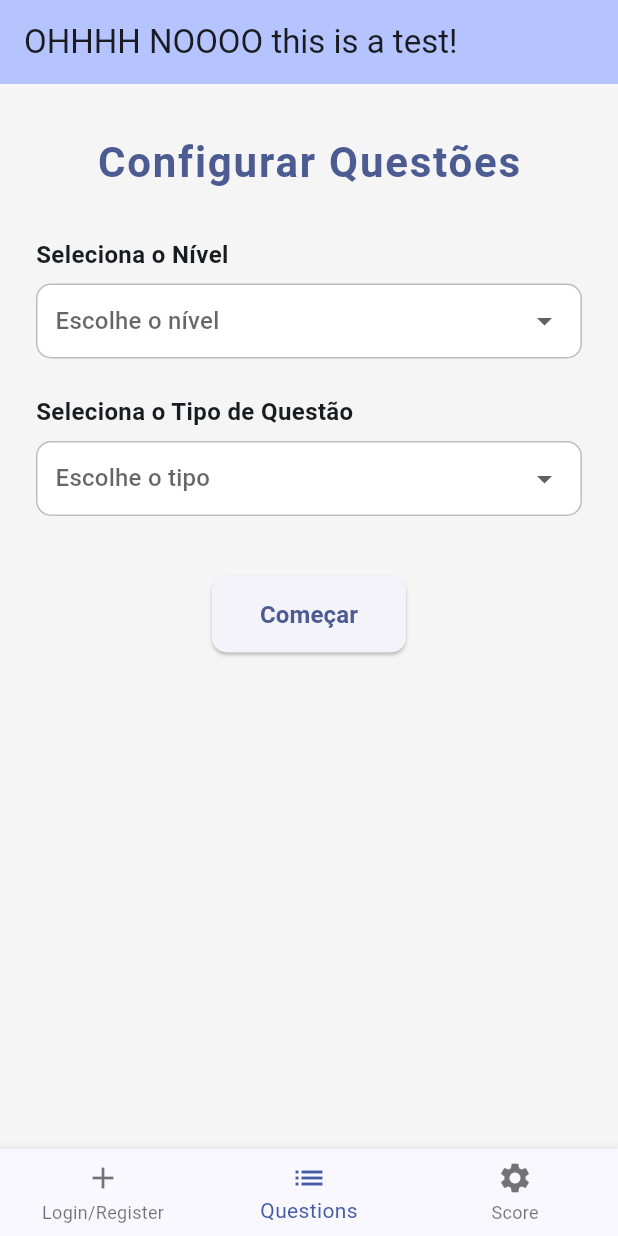
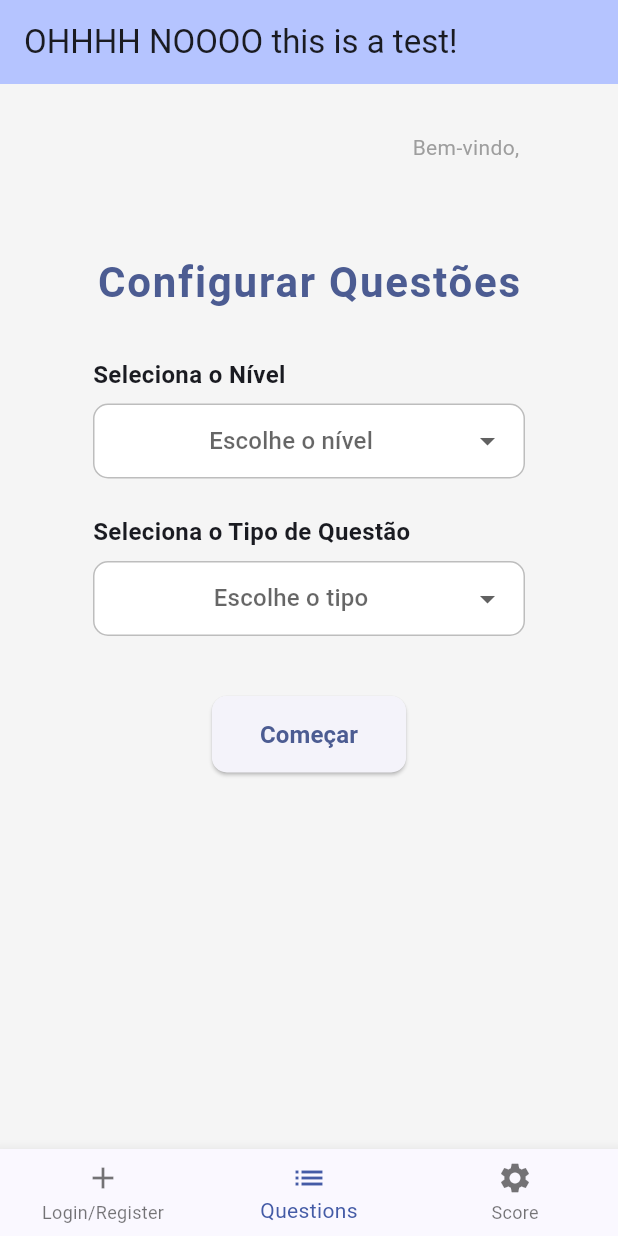
Before and after one commit to PedroLeite2/Exercicio2, a Flutter app: the screen it shows after launch, item 2 of the bottom bar chosen, on a phone screen of 412 x 824 dp. Run offline on Flutter 3.47's test engine with Material 3 defaults, Android fonts, the phone set to English and light mode, and no system bars; our stand-ins replace sqflite; accounts and stored records are empty.

Commit message:
Questions

```diff
--- /dev/null
+++ b/lib/buildWidgetConfigureQuestions.dart
@@ -0,0 +1,207 @@
+import 'package:avaliacaoex2/buildWidgetQuestions.dart';
+import 'package:flutter/material.dart';
+import 'database_helper.dart';
+
+Widget buildWidgetConfigureQuestions() {
+  return const ConfigureQuestionsPage();
+}
+
+Map<int, String> nivel = {
+  1: 'Fácil',
+  2: 'Médio',
+  3: 'Difícil',
+};
+
+Map<int, String> tipo = {
+  1: 'Endereços',
+  2: 'Sub-redes',
+  3: 'Super-redes',
+};
+
+class ConfigureQuestionsPage extends StatefulWidget {
+  final String? nomeUtilizador;
+
+  const ConfigureQuestionsPage({super.key, this.nomeUtilizador});
+
+  @override
+  State<ConfigureQuestionsPage> createState() =>
+      _ConfigureQuestionsPageState();
+}
+
+class _ConfigureQuestionsPageState extends State<ConfigureQuestionsPage> {
+  int? _nivelSelecionado;
+  int? _tipoSelecionado;
+
+  @override
+  Widget build(BuildContext context) {
+    return Scaffold(
+      backgroundColor: Colors.grey[100],
+      body: SafeArea(
+        child: SingleChildScrollView(
+          padding:
+              const EdgeInsets.symmetric(horizontal: 62.0, vertical: 32.0),
+          child: Column(
+            crossAxisAlignment: CrossAxisAlignment.start,
+            children: [
+              // 🔸 Título de boas-vindas pequeno à esquerda
+              Align(
+                alignment: Alignment.centerRight,
+                child: Text(
+                  'Bem-vindo, ${widget.nomeUtilizador ?? ''}',
+                  style: const TextStyle(
+                    fontSize: 14,
+                    fontWeight: FontWeight.w400,
+                    color: Colors.grey,
+                  ),
+                ),
+              ),
+              const SizedBox(height: 60),
+
+              // 🔹 Título principal centrado
+              Center(
+                child: Text(
+                  'Configurar Questões',
+                  style: TextStyle(
+                    fontSize: 28,
+                    fontWeight: FontWeight.bold,
+                    color: Theme.of(context).colorScheme.primary,
+                    letterSpacing: 1.2,
+                  ),
+                ),
+              ),
+              const SizedBox(height: 30),
+
+              // 🔻 Nível
+              const Text(
+                'Seleciona o Nível',
+                style: TextStyle(fontSize: 16, fontWeight: FontWeight.w600),
+              ),
+              const SizedBox(height: 8),
+              Container(
+                padding: const EdgeInsets.symmetric(horizontal: 12),
+                decoration: BoxDecoration(
+                  color: Colors.white,
+                  border: Border.all(color: Colors.grey.shade400),
+                  borderRadius: BorderRadius.circular(10),
+                ),
+                child: DropdownButtonHideUnderline(
+                  child: DropdownButton<int>(
+                    isExpanded: true,
+                    value: _nivelSelecionado,
+                    hint: const Center(child: Text('Escolhe o nível')),
+                    onChanged: (int? novoValor) {
+                      setState(() {
+                        _nivelSelecionado = novoValor;
+                      });
+                    },
+                    items: nivel.entries.map<DropdownMenuItem<int>>((entry) {
+                      return DropdownMenuItem<int>(
+                        value: entry.key,
+                        child: Container(
+                          width: double.infinity,
+                          alignment: Alignment.center,
+                          child: Text(
+                            entry.value,
+                            textAlign: TextAlign.center,
+                          ),
+                        ),
+                      );
+                    }).toList(),
+                  ),
+                ),
+              ),
+
+              const SizedBox(height: 24),
+
+              // 🔻 Tipo
+              const Text(
+                'Seleciona o Tipo de Questão',
+                style: TextStyle(fontSize: 16, fontWeight: FontWeight.w600),
+              ),
+              const SizedBox(height: 8),
+              Container(
+                padding: const EdgeInsets.symmetric(horizontal: 12),
+                decoration: BoxDecoration(
+                  color: Colors.white,
+                  border: Border.all(color: Colors.grey.shade400),
+                  borderRadius: BorderRadius.circular(10),
+                ),
+                child: DropdownButtonHideUnderline(
+                  child: DropdownButton<int>(
+                    isExpanded: true,
+                    value: _tipoSelecionado,
+                    hint: const Center(child: Text('Escolhe o tipo')),
+                    onChanged: (int? novoValor) {
+                      setState(() {
+                        _tipoSelecionado = novoValor;
+                      });
+                    },
+                    items: tipo.entries.map<DropdownMenuItem<int>>((entry) {
+                      return DropdownMenuItem<int>(
+                        value: entry.key,
+                        child: Container(
+                          width: double.infinity,
+                          alignment: Alignment.center,
+                          child: Text(
+                            entry.value,
+                            textAlign: TextAlign.center,
+                          ),
+                        ),
+                      );
+                    }).toList(),
+                  ),
+                ),
+              ),
+
+              const SizedBox(height: 40),
+
+              Center(
+                child: ElevatedButton(
+                  style: ElevatedButton.styleFrom(
+                    padding: const EdgeInsets.symmetric(
+                      horizontal: 32,
+                      vertical: 14,
+                    ),
+                    shape: RoundedRectangleBorder(
+                      borderRadius: BorderRadius.circular(10),
+                    ),
+                  ),
+                  onPressed: () {
+                    if (_nivelSelecionado != null &&
+                        _tipoSelecionado != null) {
+                      Navigator.push(
+                        context,
+                        MaterialPageRoute(
+                          builder: (context) => QuestionsPage(
+                            nivelSelecionado: _nivelSelecionado!,
+                            tipoSelecionado: _tipoSelecionado!,
+                            // Se quiseres passar também o nome:
+                            // nomeUtilizador: widget.nomeUtilizador,
+                          ),
+                        ),
+                      );
+                    } else {
+                      ScaffoldMessenger.of(context).showSnackBar(
+                        const SnackBar(
+                          content: Text(
+                            'Por favor, seleciona o nível e o tipo.',
+                            textAlign: TextAlign.center,
+                          ),
+                        ),
+                      );
+                    }
+                  },
+                  child: const Text(
+                    'Começar',
+                    style:
+                        TextStyle(fontSize: 16, fontWeight: FontWeight.bold),
+                  ),
+                ),
+              ),
+            ],
+          ),
+        ),
+      ),
+    );
+  }
+}
--- a/lib/myexercicioteste_app.dart
+++ b/lib/myexercicioteste_app.dart
@@ -1,6 +1,6 @@
 import 'package:flutter/material.dart';
 import 'package:avaliacaoex2/myexercicioteste_exemplo1.dart';
-import 'package:avaliacaoex2/buildWidgetQuestions.dart';
+import 'package:avaliacaoex2/buildWidgetConfigureQuestions.dart';
 import 'package:avaliacaoex2/myexercicioteste_exemplo3.dart';
 
 
@@ -19,7 +19,7 @@ class _MyExercicioTesteState extends State<MyExercicioTeste> {
     super.initState();
     _screenOptions = [
       buildWidgetLogin(),
-      buildWidgetQuestions(),
+      buildWidgetConfigureQuestions(),
       buildWidgetSettings(),
     ];
   }
```
Also changed, not shown: lib/buildWidgetQuestions.dart (+172 -114 lines), lib/myexercicioteste_exemplo1.dart (+7 -0 lines).
